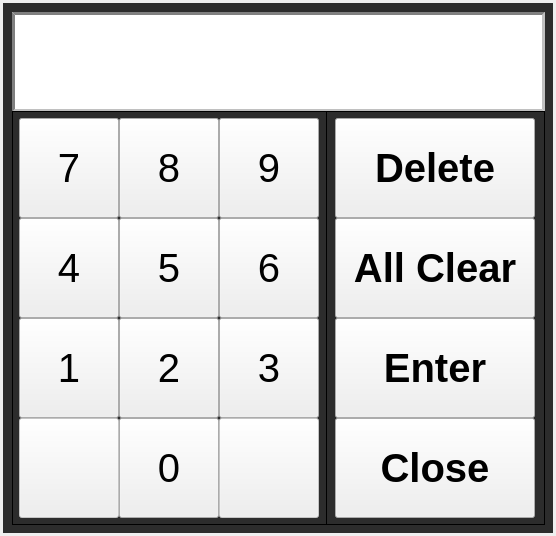
Qt form gui/mainwidget/src/ui/numkeypaddialog/numkeypaddialog.ui (yjsin-emastec/neptune) before a commit.
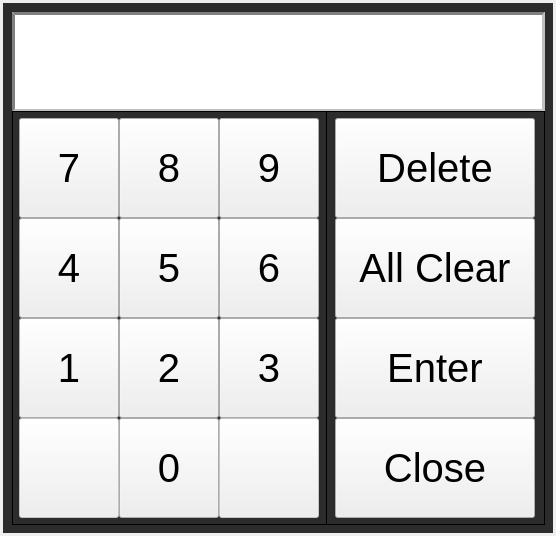
The same form after that commit.

Commit message: Remove bold font in numkeypad 원인 - Qt 버전을 변경하며 숫자패드에 Bold가 적용됨 내용 - 숫자패드의 Bold 설정 제거

Diff of the .ui file:
```diff
--- a/gui/mainwidget/src/ui/numkeypaddialog/numkeypaddialog.ui
+++ b/gui/mainwidget/src/ui/numkeypaddialog/numkeypaddialog.ui
@@ -112,8 +112,6 @@
          <property name="font">
           <font>
            <pointsize>30</pointsize>
-           <weight>75</weight>
-           <bold>true</bold>
           </font>
          </property>
          <property name="text">
@@ -153,8 +151,6 @@
          <property name="font">
           <font>
            <pointsize>30</pointsize>
-           <weight>75</weight>
-           <bold>true</bold>
           </font>
          </property>
          <property name="text">
@@ -194,9 +190,7 @@
          <property name="font">
           <font>
            <pointsize>30</pointsize>
-           <weight>75</weight>
            <italic>false</italic>
-           <bold>true</bold>
           </font>
          </property>
          <property name="text">
@@ -236,8 +230,6 @@
          <property name="font">
           <font>
            <pointsize>30</pointsize>
-           <weight>75</weight>
-           <bold>true</bold>
           </font>
          </property>
          <property name="text">
```
Left out of the diff: 22 changed lines with no effect on the pictures. The commit also changes 1 other file.
